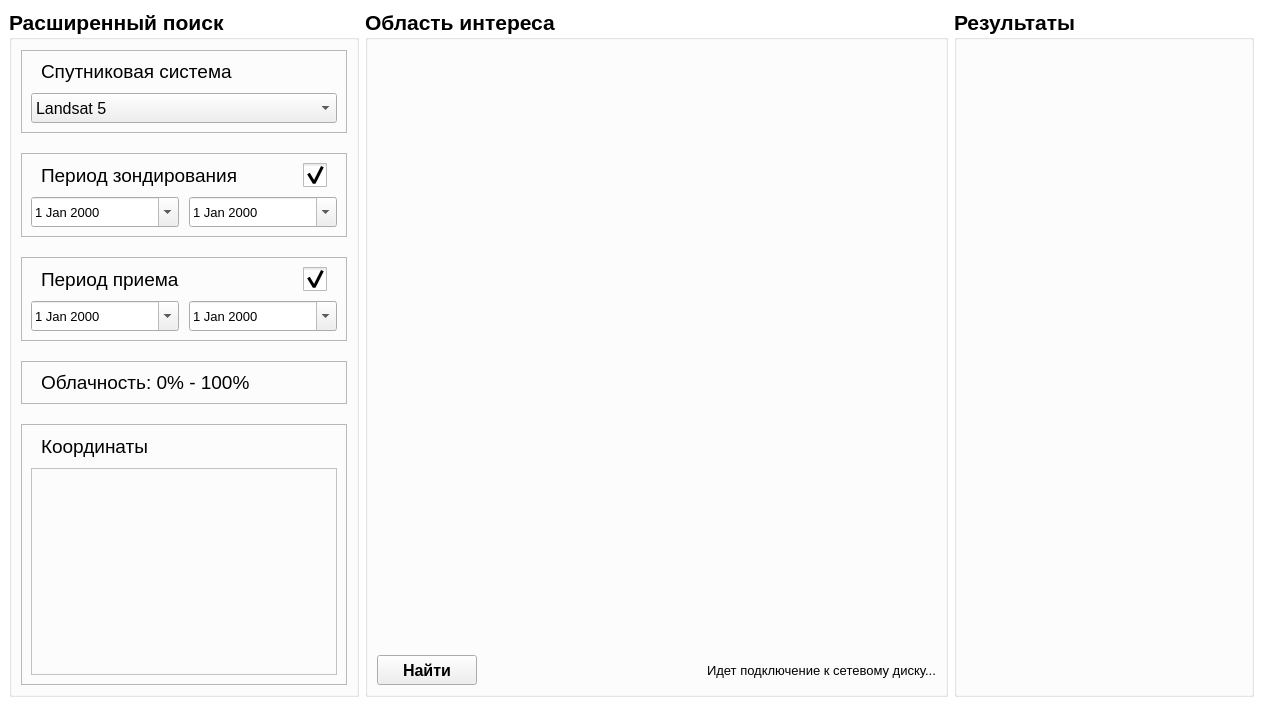
Before: the Qt Designer form UI/MainWindow.ui in Quitzero/MyDiplom, drawn with Qt 5.
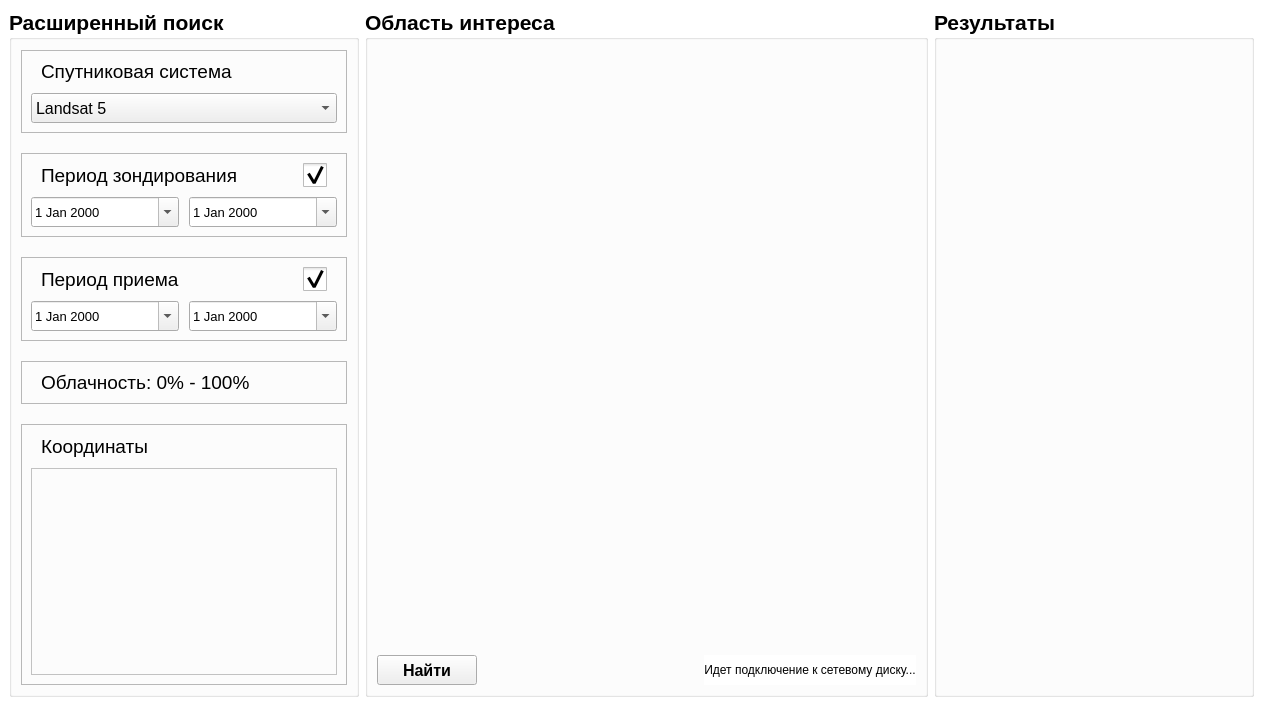
After: the same form once the commit is applied. Icons and pictures are not drawn.

The edit to the form file:
```diff
--- a/UI/MainWindow.ui
+++ b/UI/MainWindow.ui
@@ -741,13 +741,19 @@
           </widget>
          </item>
          <item>
-          <widget class="QLabel" name="label_2">
-           <property name="font">
-            <font>
-             <pointsize>10</pointsize>
-             <weight>50</weight>
-             <bold>false</bold>
-            </font>
+          <widget class="QPushButton" name="pushButton_2">
+           <property name="minimumSize">
+            <size>
+             <width>0</width>
+             <height>30</height>
+            </size>
+           </property>
+           <property name="styleSheet">
+            <string notr="true">QPushButton{
+background-color: rgb(255, 255, 255);
+border:none;
+}
+</string>
            </property>
            <property name="text">
             <string>Идет подключение к сетевому диску...</string>
@@ -763,13 +769,13 @@
      <widget class="QGroupBox" name="groupBox_4">
       <property name="minimumSize">
        <size>
-        <width>300</width>
+        <width>320</width>
         <height>0</height>
        </size>
       </property>
       <property name="maximumSize">
        <size>
-        <width>300</width>
+        <width>320</width>
         <height>16777215</height>
        </size>
       </property>
```
